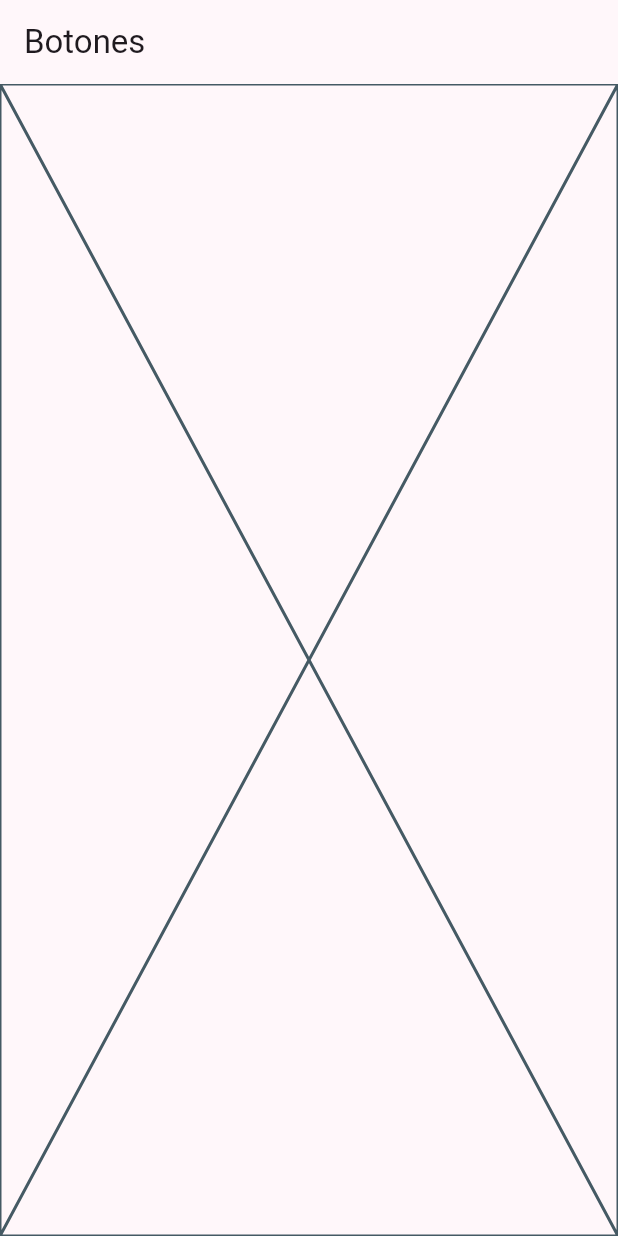
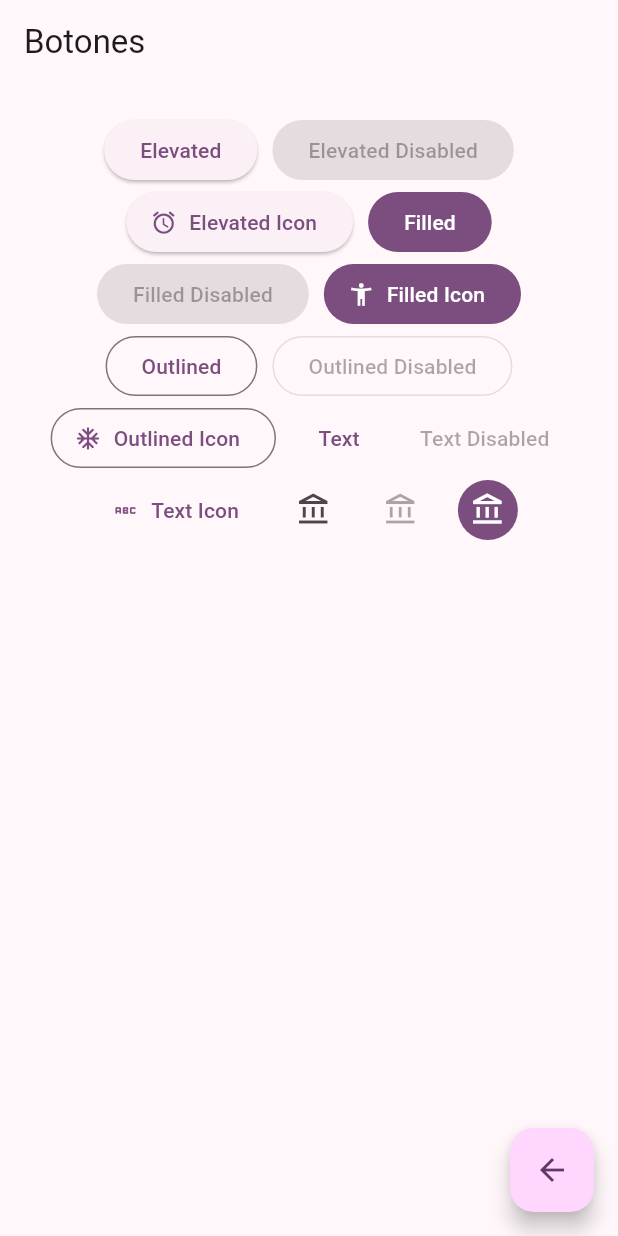
Before and after one commit to Pythonesa/AprendiendoFlutter, a Flutter app: the ButtonsScreen screen opened by its route, on a phone screen of 412 x 824 dp. Run offline on Flutter 3.47's test engine with Material 2 defaults, Android fonts, the phone set to English and light mode, and no system bars; our stand-ins replace animate_do, dio, go_router, video_player.

Commit message:
:sparkles: feat(WidgetsApp): buttons

```diff
--- a/widgets_app/lib/presentation/screens/buttons/buttons_screen.dart
+++ b/widgets_app/lib/presentation/screens/buttons/buttons_screen.dart
@@ -1,4 +1,5 @@
 import 'package:flutter/material.dart';
+import 'package:go_router/go_router.dart';
 
 class ButtonsScreen extends StatelessWidget {
   const ButtonsScreen({super.key});
@@ -6,10 +7,66 @@ class ButtonsScreen extends StatelessWidget {
   @override
   Widget build(BuildContext context) {
     return Scaffold(
-      appBar: AppBar(
-        title: const Text('Botones'),
+        appBar: AppBar(
+          title: const Text('Botones'),
+        ),
+        body: const _ButtonsView(),
+        floatingActionButton: FloatingActionButton(
+          child: const Icon(Icons.arrow_back),
+          onPressed: () => context.pop(),
+        ));
+  }
+}
+
+class _ButtonsView extends StatelessWidget {
+  const _ButtonsView();
+
+  @override
+  Widget build(BuildContext context) {
+
+    final colors = Theme.of(context).colorScheme;
+
+    return SizedBox(
+      width: double.infinity,
+      child: Padding(
+        padding: const EdgeInsets.symmetric(horizontal: 10, vertical: 20),
+        child: Wrap(
+          spacing: 10,
+          alignment: WrapAlignment.center,
+          children: [
+            ElevatedButton(
+              onPressed: () {},
+              child: const Text('Elevated'),
+            ),
+            const ElevatedButton(
+              onPressed: null,
+              child: Text('Elevated Disabled'),
+            ),
+            ElevatedButton.icon(onPressed: () {}, icon: const Icon(Icons.access_alarm_rounded), label: const Text('Elevated Icon')),
+            FilledButton(onPressed: () {}, child: const Text('Filled')),
+            const FilledButton(onPressed: null, child: Text('Filled Disabled')),
+            FilledButton.icon(onPressed: () {}, icon: const Icon(Icons.accessibility_new), label: const Text('Filled Icon')),
+            OutlinedButton(onPressed: () {}, child: const Text('Outlined')),
+            const OutlinedButton(onPressed: null, child: Text('Outlined Disabled')),
+            OutlinedButton.icon(onPressed: () {}, icon: const Icon(Icons.ac_unit_rounded), label: const Text('Outlined Icon')),
+            TextButton(onPressed: () {}, child: const Text('Text')),
+            const TextButton(onPressed: null, child: Text('Text Disabled')),
+            TextButton.icon(onPressed: () {}, icon: const Icon(Icons.abc_rounded), label: const Text('Text Icon')),
+            IconButton(onPressed: () {}, icon: const Icon(Icons.account_balance_outlined)),
+            const IconButton(onPressed: null, icon: Icon(Icons.account_balance_outlined)),
+            IconButton(
+              onPressed: () {},
+              icon: const Icon(Icons.account_balance_outlined),
+              style: ButtonStyle(
+                backgroundColor: MaterialStateProperty.resolveWith((states) => colors.primary),
+                foregroundColor: MaterialStateProperty.resolveWith((states) => colors.onPrimary),
+              ),
+            ),
+
+            // TODO: Custom button
+          ],
+        ),
       ),
-      body: const Placeholder(),
     );
   }
 }
```
